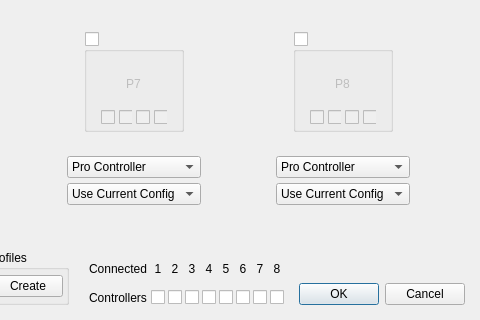
QuantumGhost/yuzu, file src/yuzu/applets/qt_controller.ui: the form before one commit; both pictures show x 420 to 900 and y 310 to 630 of the 900 by 630 pixel window.
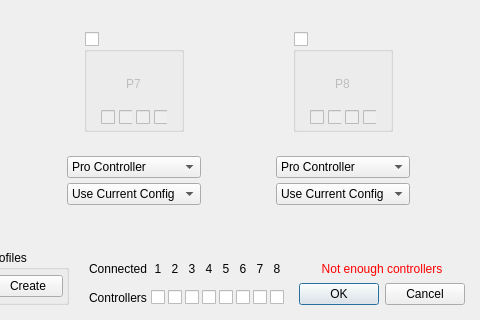
The form after the commit.

Patch:
```diff
--- a/src/yuzu/applets/qt_controller.ui
+++ b/src/yuzu/applets/qt_controller.ui
@@ -2624,6 +2624,43 @@
           </spacer>
          </item>
          <item alignment="Qt::AlignBottom">
+          <widget class="QWidget" name="closeButtons" native="true">
+           <layout class="QVBoxLayout" name="verticalLayout_46">
+            <property name="spacing">
+             <number>7</number>
+            </property>
+            <property name="leftMargin">
+             <number>0</number>
+            </property>
+            <property name="topMargin">
+             <number>0</number>
+            </property>
+            <property name="rightMargin">
+             <number>0</number>
+            </property>
+            <property name="bottomMargin">
+             <number>0</number>
+            </property>
+            <item>
+             <widget class="QLabel" name="labelError">
+              <property name="enabled">
+               <bool>true</bool>
+              </property>
+              <property name="styleSheet">
+               <string notr="true">QLabel { color : red; }</string>
+              </property>
+              <property name="text">
+               <string>Not enough controllers</string>
+              </property>
+              <property name="alignment">
+               <set>Qt::AlignCenter</set>
+              </property>
+              <property name="margin">
+               <number>0</number>
+              </property>
+             </widget>
+            </item>
+            <item>
           <widget class="QDialogButtonBox" name="buttonBox">
            <property name="enabled">
             <bool>true</bool>
@@ -2631,6 +2668,9 @@
            <property name="standardButtons">
             <set>QDialogButtonBox::Cancel|QDialogButtonBox::Ok</set>
            </property>
+             </widget>
+            </item>
+           </layout>
           </widget>
          </item>
         </layout>
```
Lines whose indentation alone changed are shown as unchanged.
